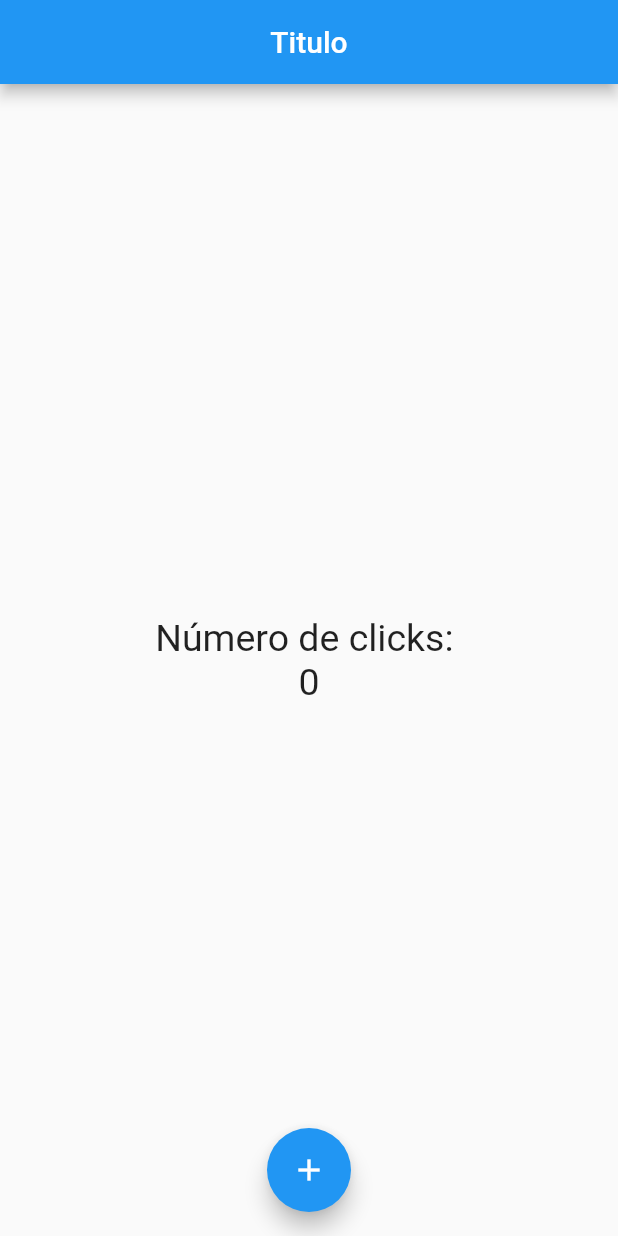
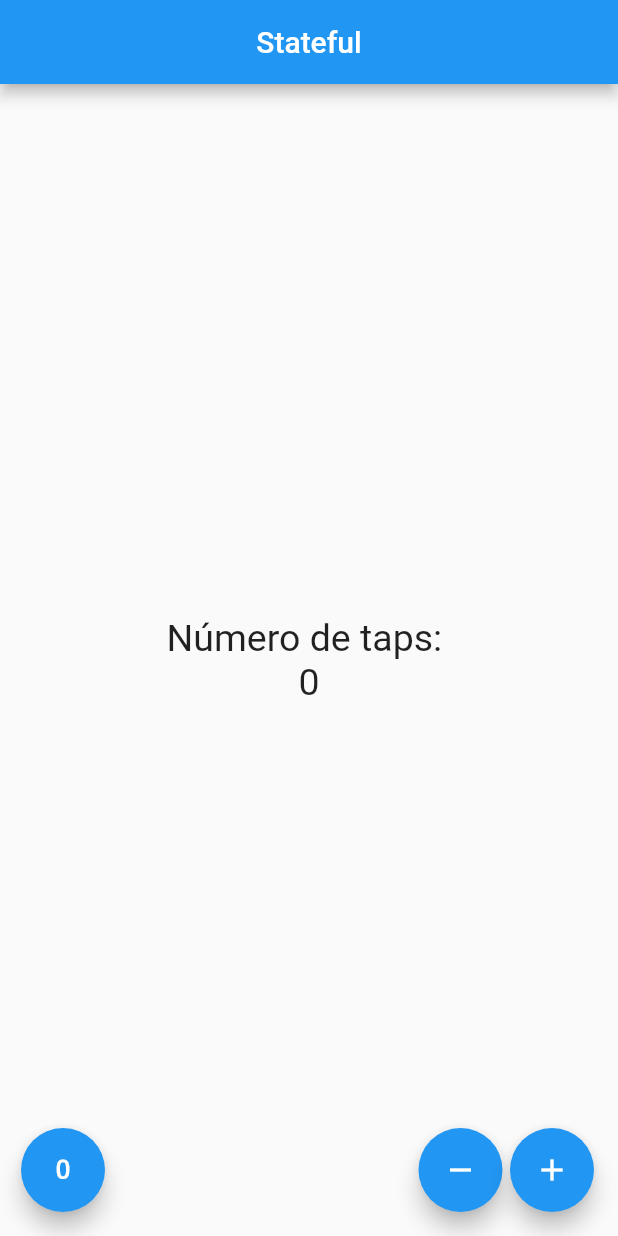
Before and after one commit to Adrian0910/flutter, a Flutter app: the screen it shows after launch, on a phone screen of 412 x 824 dp. Run offline on Flutter 3.47's test engine with Material 2 defaults, Android fonts, the phone set to English and light mode, and no system bars.

Commit message:
Modificacion de StatelessWidget a StatefulWidget

```diff
--- a/contador/lib/src/app.dart
+++ b/contador/lib/src/app.dart
@@ -1,6 +1,6 @@
-import 'package:contador/src/pages/home_page.dart';
-
 import 'package:flutter/material.dart';
+import 'package:contador/src/pages/contador_pages.dart';
+//import 'package:contador/src/pages/home_page.dart';
 
 class MyApp extends StatelessWidget {
   // el bloque de lego
@@ -10,8 +10,10 @@ class MyApp extends StatelessWidget {
     // Dibuja el "bloque de lego", el context tiene la informacion del arbol de widgets
 
     return MaterialApp(
+      debugShowCheckedModeBanner: false,
       home: Center(
-        child: HomePages(),
+        //child: HomePages(),
+        child: ContadorPage(),
       ),
     );
   }
--- /dev/null
+++ b/contador/lib/src/pages/contador_pages.dart
@@ -0,0 +1,70 @@
+import 'package:flutter/material.dart';
+
+class ContadorPage extends StatefulWidget {
+  @override
+  createState() => _ContadorpagesState();
+}
+
+class _ContadorpagesState extends State<ContadorPage> {
+  // _ pone esta clase en privado
+
+  final TextStyle _estiloTexto = new TextStyle(fontSize: 25);
+
+  int _conteo = 0;
+
+  @override
+  Widget build(BuildContext context) {
+    return Scaffold(
+      appBar: AppBar(
+        title: Text('Stateful'),
+        centerTitle: true,
+      ),
+      body: Center(
+        child: Column(
+          mainAxisAlignment: MainAxisAlignment.center,
+          children: [
+            Text('Número de taps: ', style: _estiloTexto),
+            Text(
+              '$_conteo',
+              style: _estiloTexto,
+            )
+          ],
+        ),
+      ),
+      /* floatingActionButtonLocation: FloatingActionButtonLocation
+          .endFloat,  Nos sirve para cambiar la posicion del boton dentro del Scaffold */
+      floatingActionButton: _crearBotones(),
+    );
+  }
+
+  Widget _crearBotones() {
+    // Nos permite alinear los 3 botones
+    return Row(
+      mainAxisAlignment: MainAxisAlignment.end,
+      children: <Widget>[
+        SizedBox(width: 30.0),
+        FloatingActionButton(
+            child: Icon(Icons.exposure_zero), onPressed: _reset),
+        Expanded(child: SizedBox()),
+        FloatingActionButton(child: Icon(Icons.remove), onPressed: _sustraer),
+        SizedBox(width: 5.0),
+        FloatingActionButton(
+            child: Icon(Icons.add),
+            onPressed:
+                _agregar), // Sin parentesis porque no se ejecuta la funcion al momento de crearlo
+      ],
+    );
+  }
+
+  void _agregar() {
+    setState(() => _conteo++);
+  }
+
+  void _sustraer() {
+    setState(() => _conteo--);
+  }
+
+  void _reset() {
+    setState(() => _conteo = 0);
+  }
+}
--- a/contador/lib/src/pages/home_page.dart
+++ b/contador/lib/src/pages/home_page.dart
@@ -1,8 +1,15 @@
+/* No nos dejo trabajar con el contador,
+esto porque es un StatelessWidget,
+en su lugar trabajamos con un StatefullWidget
+ */
+
 import 'package:flutter/material.dart';
 
 class HomePages extends StatelessWidget {
   // Aqui podria remplazar 'TextStyle  por la palabra final
   final TextStyle estiloTexto = new TextStyle(fontSize: 25);
+
+  final conteo = 10;
 
   @override
   Widget build(BuildContext context) {
@@ -14,10 +21,10 @@ class HomePages extends StatelessWidget {
       body: Center(
         child: Column(
           mainAxisAlignment: MainAxisAlignment.center,
-          children: [
+          children: <Widget>[
             Text('Número de clicks: ', style: estiloTexto),
             Text(
-              '0',
+              '$conteo',
               style: estiloTexto,
             )
           ],
@@ -29,6 +36,7 @@ class HomePages extends StatelessWidget {
         child: Icon(Icons.add),
         onPressed: () {
           print('HolaMundo');
+          // conteo = conteo + 1 ;
         },
       ),
     );
```
